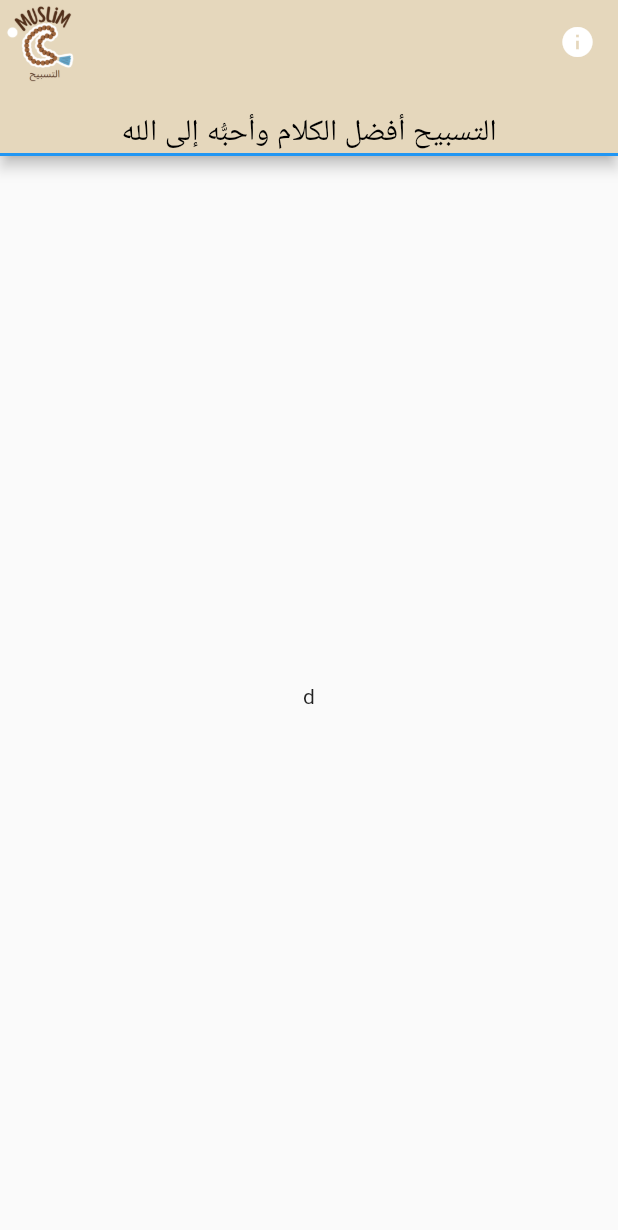
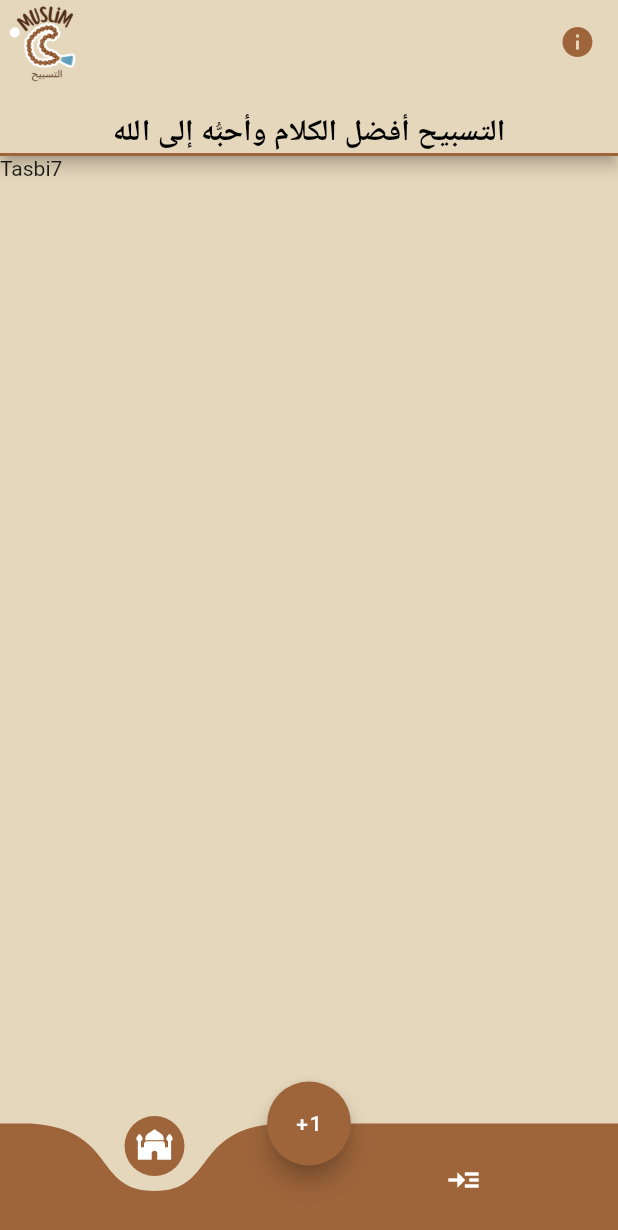
Before and after one commit to TalelMejri/AppFlutter_Tasbi7, a Flutter app: the screen it shows after launch, on a phone screen of 412 x 824 dp. Shown: the top 1230 px of the screen. Run offline on Flutter 3.47's test engine with Material 2 defaults, Android fonts, the phone set to English and light mode, and no system bars; drawn by our look-alikes of curved_navigation_bar.

Commit message:
add Des Pages

```diff
--- a/lib/Pages/HomePage.dart
+++ b/lib/Pages/HomePage.dart
@@ -1,5 +1,7 @@
+import 'package:curved_navigation_bar/curved_navigation_bar.dart';
 import 'package:flutter/material.dart';
-
+import 'MoreDetails.dart';
+import 'Tasbi7Page.dart';
 class MyHomePage extends StatefulWidget{
   const MyHomePage({super.key});
 
@@ -8,30 +10,60 @@ class MyHomePage extends StatefulWidget{
 }
 
 class _MyHomePage extends State<MyHomePage>{
+
+
+  int _selectIndex=0;
+  void changeSelectedINdex(int index){
+    setState(() {
+      _selectIndex=index;
+    });
+  }
   @override
   Widget build(BuildContext context){
     return DefaultTabController(
       length: 1,
       child: Scaffold(
+          backgroundColor: const Color(0xFFE5D7BC),
       appBar: AppBar(
         backgroundColor: const Color(0xFFE5D7BC),
-        leading: Image.asset("images/tasbi7.png"),
-        actions:<Widget> [
-            const Padding(
+        leading: Padding(
+             padding:  const EdgeInsets.only(left: 3),
+             child:Image.asset("images/tasbi7.png"),
+          ),
+        actions:[
+            Padding(
              padding:  EdgeInsets.all(15),
-             child:   Icon(Icons.info),
+             child:   Icon(Icons.info,color: Color(0xFF9E653B)),
           )
         ],
         bottom:const TabBar(
           isScrollable: false,
+          indicatorColor: Color(0xFF9E653B),
           tabs: [
-            Text("التسبيح أفضل الكلام وأحبُّه إلى الله",style: TextStyle(color: Colors.black,fontSize: 20)),
+            Text("التسبيح أفضل الكلام وأحبُّه إلى الله",style: TextStyle(color: Colors.black,fontSize: 20,fontWeight: FontWeight.bold)),
           ]
-
         ),
       ),
-      body:  Center(child: Text("d"),)
-
+      floatingActionButton: Visibility(
+        visible: _selectIndex==0 ? true : false,
+        child: FloatingActionButton(
+        backgroundColor:const Color(0xFF9E653B),
+        onPressed: (){},child: const Text("+1"),
+      )),
+      floatingActionButtonLocation: FloatingActionButtonLocation.centerDocked,
+      bottomNavigationBar: CurvedNavigationBar(
+         color:const Color(0xFF9E653B),
+          buttonBackgroundColor:const Color(0xFF9E653B),
+          backgroundColor:const Color(0xFFE5D7BC),
+          animationCurve: Curves.easeInOut,
+          animationDuration:const  Duration(milliseconds: 600),
+        onTap: (index){changeSelectedINdex(index);},
+        index: _selectIndex,
+         items:<Widget> [
+           Icon(Icons.mosque,color: Colors.white,),
+           Icon(Icons.read_more,color: Colors.white,)
+      ]),
+      body: _selectIndex==0 ? const Tasbi7Page() : const MoreDetails(),
     ),
     );
   }
--- /dev/null
+++ b/lib/Pages/MoreDetails.dart
@@ -0,0 +1,16 @@
+
+import 'package:flutter/material.dart';
+
+class MoreDetails extends StatefulWidget{
+  const MoreDetails({super.key});
+
+  @override
+  State<MoreDetails> createState()=>_MoreDetails();
+}
+
+class _MoreDetails extends State<MoreDetails>{
+  @override
+  Widget build(BuildContext context){
+    return const Text("MoreDetails");
+  }
+}
--- /dev/null
+++ b/lib/Pages/Tasbi7Page.dart
@@ -0,0 +1,16 @@
+
+import 'package:flutter/material.dart';
+
+class Tasbi7Page extends StatefulWidget{
+  const Tasbi7Page({super.key});
+
+  @override
+  State<Tasbi7Page> createState()=>_Tasbi7Page();
+}
+
+class _Tasbi7Page extends State<Tasbi7Page>{
+  @override
+  Widget build(BuildContext context){
+    return const Text("Tasbi7");
+  }
+}
--- a/pubspec.yaml
+++ b/pubspec.yaml
@@ -35,6 +35,7 @@ dependencies:
   # The following adds the Cupertino Icons font to your application.
   # Use with the CupertinoIcons class for iOS style icons.
   cupertino_icons: ^1.0.2
+  curved_navigation_bar: ^1.0.3
 
 dev_dependencies:
   flutter_test:
```
Also changed, not shown: pubspec.lock.
